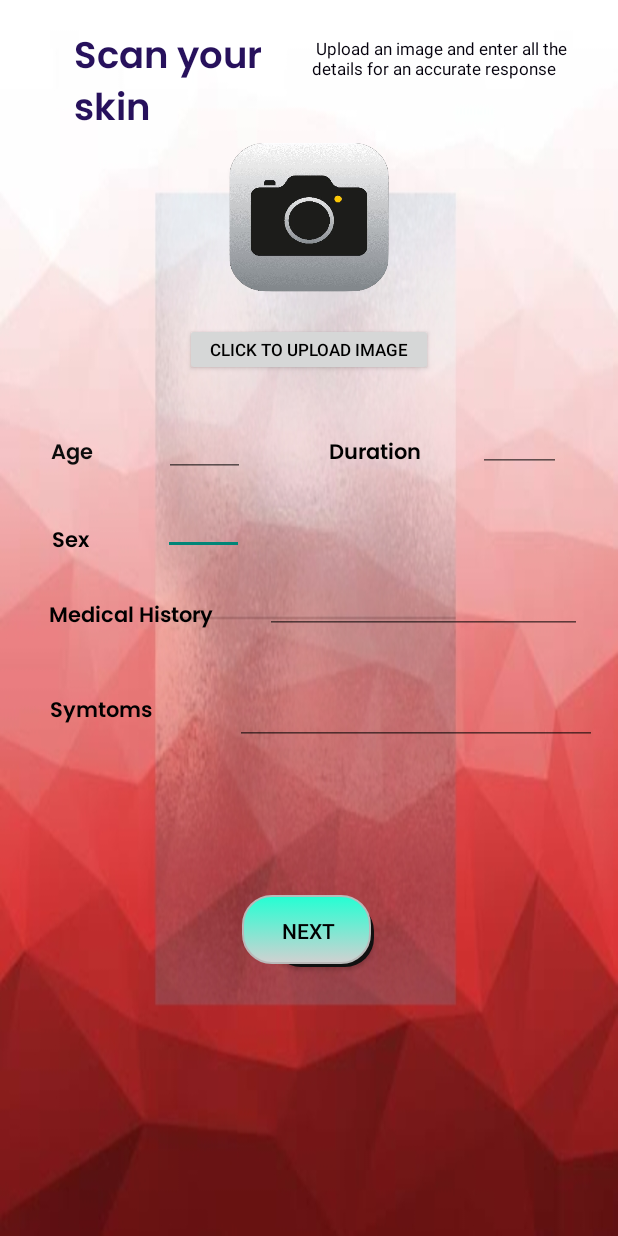
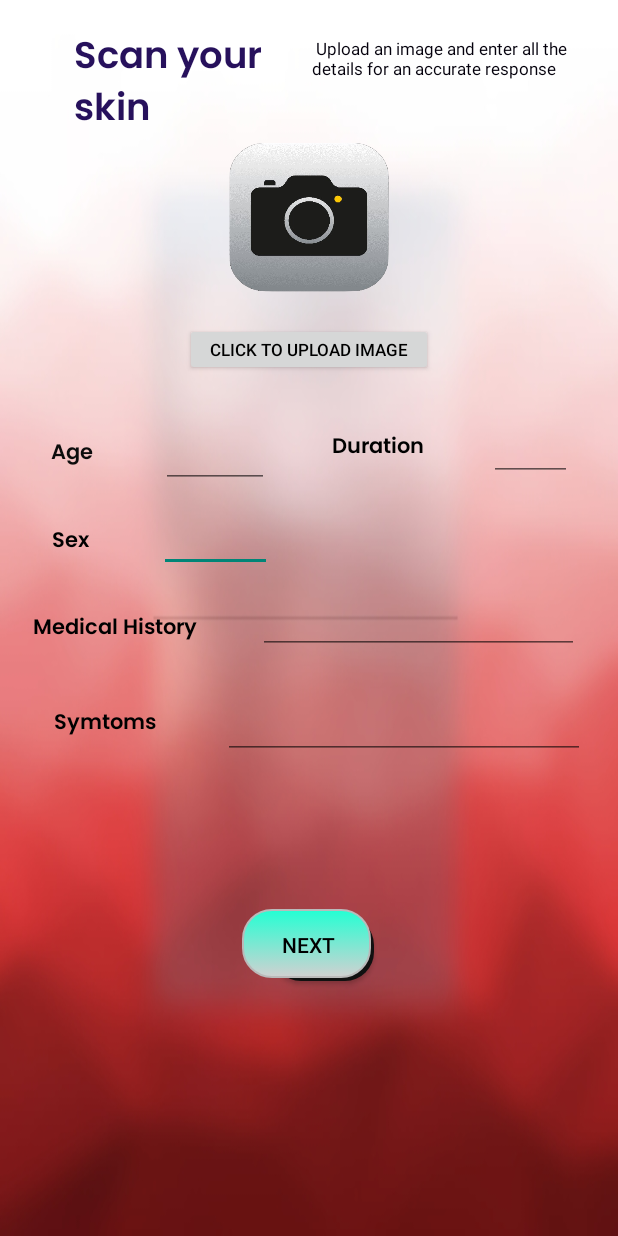
Before and after one commit to RajBhattacharyya/DermaAI, an Android app: the DashboardActivity screen opened directly, with no data from a screen before it, on a phone screen of 412 x 824 dp. Run offline under Robolectric (Android 15) with nearby library versions, the phone set to English and light mode, and no system bars; libraries missing offline, so code that uses them is left out: com.google.ai.client; Roboto replaces fonts that are not available here.

Commit message:
ui change

```diff
--- a/app/src/main/AndroidManifest.xml
+++ b/app/src/main/AndroidManifest.xml
@@ -12,9 +12,9 @@
         android:allowBackup="true"
         android:dataExtractionRules="@xml/data_extraction_rules"
         android:fullBackupContent="@xml/backup_rules"
-        android:icon="@mipmap/ic_launcher"
+        android:icon="@drawable/logo"
         android:label="@string/app_name"
-        android:roundIcon="@mipmap/ic_launcher_round"
+        android:roundIcon="@drawable/logo"
         android:supportsRtl="true"
         android:theme="@style/Theme.DermaAI"
         tools:targetApi="31">
--- a/app/src/main/java/com/example/dermaai/DashboardActivity.java
+++ b/app/src/main/java/com/example/dermaai/DashboardActivity.java
@@ -15,7 +15,6 @@ import android.view.inputmethod.InputMethodManager;
 import android.widget.Button;
 import android.widget.EditText;
 import android.widget.ImageView;
-import android.widget.TextView;
 import android.widget.Toast;
 
 import androidx.activity.EdgeToEdge;
@@ -55,8 +54,8 @@ public class DashboardActivity extends AppCompatActivity {
         });
 
         Button resbutton = findViewById(R.id.submitbtn);
-        EditText age = findViewById(R.id.ageInp);
-        EditText sex = findViewById(R.id.sexInp);
+        EditText age = findViewById(R.id.sexInp);
+        EditText sex = findViewById(R.id.ageInp);
         EditText duration = findViewById(R.id.durInp);
         EditText med = findViewById(R.id.medInp);
         EditText sym = findViewById(R.id.symInp);
--- a/app/src/main/res/layout/activity_dashboard.xml
+++ b/app/src/main/res/layout/activity_dashboard.xml
@@ -47,17 +47,16 @@
         app:layout_constraintTop_toBottomOf="@+id/uploadbtn" />
 
     <EditText
-        android:id="@+id/ageInp"
-        android:layout_width="54dp"
-        android:layout_height="32dp"
+        android:id="@+id/sexInp"
+        android:layout_width="75dp"
+        android:layout_height="36dp"
         android:layout_marginTop="20dp"
         android:layout_marginEnd="10dp"
-        android:inputType="number"
         android:textColor="#000000"
         app:layout_constraintEnd_toEndOf="parent"
         app:layout_constraintHorizontal_bias="0.15"
         app:layout_constraintStart_toEndOf="@+id/sexHead"
-        app:layout_constraintTop_toBottomOf="@+id/sexInp" />
+        app:layout_constraintTop_toBottomOf="@+id/ageInp" />
 
     <TextView
         android:id="@+id/sexHead"
@@ -73,12 +72,13 @@
         app:layout_constraintTop_toBottomOf="@+id/ageHead" />
 
     <EditText
-        android:id="@+id/sexInp"
-        android:layout_width="54dp"
-        android:layout_height="32dp"
+        android:id="@+id/ageInp"
+        android:layout_width="72dp"
+        android:layout_height="39dp"
         android:layout_marginStart="7dp"
         android:layout_marginTop="35dp"
         android:ems="10"
+        android:inputType="number"
         android:textColor="#000000"
         app:layout_constraintEnd_toEndOf="parent"
         app:layout_constraintHorizontal_bias="0.107"
@@ -87,34 +87,34 @@
 
     <TextView
         android:id="@+id/durationHead"
-        android:layout_width="69dp"
-        android:layout_height="27dp"
-        android:layout_marginTop="40dp"
+        android:layout_width="80dp"
+        android:layout_height="30dp"
+        android:layout_marginTop="36dp"
         android:fontFamily="@font/poppins_semibold"
         android:text="Duration"
         android:textColor="#000000"
         app:layout_constraintEnd_toEndOf="parent"
-        app:layout_constraintHorizontal_bias="0.312"
-        app:layout_constraintStart_toEndOf="@+id/sexInp"
+        app:layout_constraintHorizontal_bias="0.276"
+        app:layout_constraintStart_toEndOf="@+id/ageInp"
         app:layout_constraintTop_toBottomOf="@+id/uploadbtn" />
 
     <TextView
         android:id="@+id/medHead"
         android:layout_width="123dp"
         android:layout_height="23dp"
-        android:layout_marginTop="28dp"
+        android:layout_marginTop="36dp"
         android:fontFamily="@font/poppins_semibold"
         android:text="Medical History"
         android:textColor="#000000"
         app:layout_constraintEnd_toEndOf="parent"
-        app:layout_constraintHorizontal_bias="0.114"
+        app:layout_constraintHorizontal_bias="0.076"
         app:layout_constraintStart_toStartOf="parent"
         app:layout_constraintTop_toBottomOf="@+id/sexHead" />
 
     <EditText
         android:id="@+id/durInp"
         android:layout_width="55dp"
-        android:layout_height="32dp"
+        android:layout_height="38dp"
         android:layout_marginTop="32dp"
         android:ems="10"
         android:textColor="#000000"
@@ -125,13 +125,12 @@
 
     <EditText
         android:id="@+id/medInp"
-        android:layout_width="211dp"
-        android:layout_height="28dp"
-        android:layout_marginTop="80dp"
+        android:layout_width="214dp"
+        android:layout_height="39dp"
+        android:layout_marginTop="76dp"
         android:ems="10"
         android:textColor="#000000"
         app:layout_constraintEnd_toEndOf="parent"
-        app:layout_constraintHorizontal_bias="0.459"
         app:layout_constraintStart_toEndOf="@+id/medHead"
         app:layout_constraintTop_toBottomOf="@+id/durInp" />
 
@@ -169,7 +168,7 @@
         android:text="Symtoms"
         android:textColor="#000000"
         app:layout_constraintEnd_toEndOf="parent"
-        app:layout_constraintHorizontal_bias="0.097"
+        app:layout_constraintHorizontal_bias="0.105"
         app:layout_constraintStart_toStartOf="parent"
         app:layout_constraintTop_toBottomOf="@+id/medHead" />
 
@@ -177,11 +176,11 @@
         android:id="@+id/symInp"
         android:layout_width="241dp"
         android:layout_height="38dp"
-        android:layout_marginTop="36dp"
+        android:layout_marginTop="32dp"
         android:ems="10"
         android:textColor="#000000"
         app:layout_constraintEnd_toEndOf="parent"
-        app:layout_constraintHorizontal_bias="0.787"
+        app:layout_constraintHorizontal_bias="0.65"
         app:layout_constraintStart_toEndOf="@+id/symHead"
         app:layout_constraintTop_toBottomOf="@+id/medInp" />
 
```
Also changed, not shown: app/src/main/res/drawable/dashbg.jpg.
